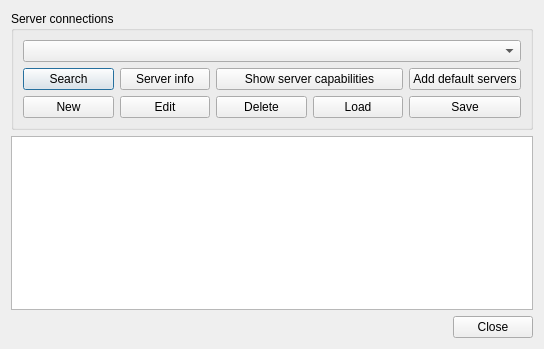
The window that cswclientdialogbase.ui (nextgis/qgis_cswclient) describes before a commit, drawn with Qt 5.
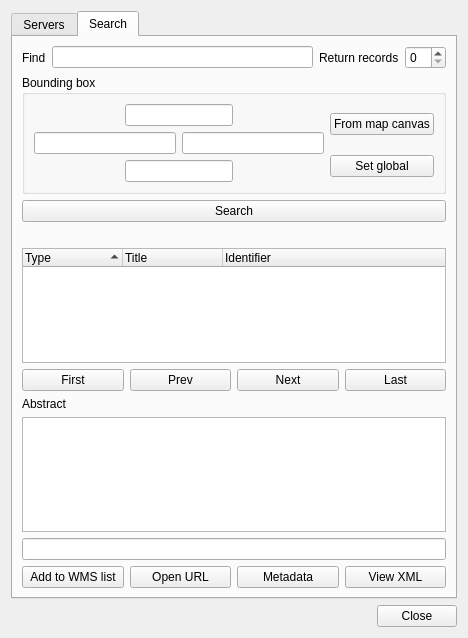
The same window after the commit. The open tabs and pages were chosen to show the change.

Commit message: use one dialog with tabs instead of two separate dialogs (main and search) move some functions to utils minor fix for highlighter update project file

The edit to the form file:
```diff
--- a/cswclientdialogbase.ui
+++ b/cswclientdialogbase.ui
@@ -6,100 +6,344 @@
    <rect>
     <x>0</x>
     <y>0</y>
-    <width>544</width>
-    <height>349</height>
+    <width>463</width>
+    <height>638</height>
    </rect>
   </property>
   <property name="windowTitle">
    <string>CSW Client</string>
   </property>
-  <layout class="QGridLayout" name="gridLayout_2">
-   <item row="0" column="0" colspan="3">
-    <widget class="QGroupBox" name="groupBox">
-     <property name="title">
-      <string>Server connections</string>
+  <layout class="QVBoxLayout" name="verticalLayout">
+   <item>
+    <widget class="QTabWidget" name="tabWidget">
+     <property name="currentIndex">
+      <number>0</number>
      </property>
-     <layout class="QGridLayout" name="gridLayout">
-      <item row="0" column="0" colspan="5">
-       <widget class="QComboBox" name="cmbConnections">
-        <property name="sizePolicy">
-         <sizepolicy hsizetype="Preferred" vsizetype="Fixed">
-          <horstretch>0</horstretch>
-          <verstretch>0</verstretch>
-         </sizepolicy>
-        </property>
-       </widget>
-      </item>
-      <item row="1" column="0">
-       <widget class="QPushButton" name="btnSearch">
-        <property name="text">
-         <string>Search</string>
-        </property>
-       </widget>
-      </item>
-      <item row="1" column="1">
-       <widget class="QPushButton" name="btnSrvInfo">
-        <property name="text">
-         <string>Server info</string>
-        </property>
-       </widget>
-      </item>
-      <item row="3" column="0">
-       <widget class="QPushButton" name="btnNew">
-        <property name="text">
-         <string>New</string>
-        </property>
-       </widget>
-      </item>
-      <item row="3" column="4">
-       <widget class="QPushButton" name="btnSave">
-        <property name="text">
-         <string>Save</string>
-        </property>
-       </widget>
-      </item>
-      <item row="3" column="3">
-       <widget class="QPushButton" name="btnLoad">
-        <property name="text">
-         <string>Load</string>
-        </property>
-       </widget>
-      </item>
-      <item row="3" column="1">
-       <widget class="QPushButton" name="btnEdit">
-        <property name="text">
-         <string>Edit</string>
-        </property>
-       </widget>
-      </item>
-      <item row="3" column="2">
-       <widget class="QPushButton" name="btnDelete">
-        <property name="text">
-         <string>Delete</string>
-        </property>
-       </widget>
-      </item>
-      <item row="1" column="4">
-       <widget class="QPushButton" name="btnDefault">
-        <property name="text">
-         <string>Add default servers</string>
-        </property>
-       </widget>
-      </item>
-      <item row="1" column="2" colspan="2">
-       <widget class="QPushButton" name="btnShowCapabilities">
-        <property name="text">
-         <string>Show server capabilities</string>
-        </property>
-       </widget>
-      </item>
-     </layout>
+     <widget class="QWidget" name="tabServers">
+      <attribute name="title">
+       <string>Servers</string>
+      </attribute>
+      <layout class="QGridLayout" name="gridLayout">
+       <item row="0" column="0" colspan="5">
+        <widget class="QComboBox" name="cmbConnections"/>
+       </item>
+       <item row="1" column="0">
+        <widget class="QPushButton" name="btnServerInfo">
+         <property name="text">
+          <string>Server info</string>
+         </property>
+        </widget>
+       </item>
+       <item row="1" column="1" colspan="2">
+        <widget class="QPushButton" name="btnCapabilities">
+         <property name="text">
+          <string>GetCapabilities response</string>
+         </property>
+        </widget>
+       </item>
+       <item row="2" column="0">
+        <widget class="QPushButton" name="btnNew">
+         <property name="text">
+          <string>New</string>
+         </property>
+        </widget>
+       </item>
+       <item row="2" column="1">
+        <widget class="QPushButton" name="btnEdit">
+         <property name="text">
+          <string>Edit</string>
+         </property>
+        </widget>
+       </item>
+       <item row="2" column="2">
+        <widget class="QPushButton" name="btnDelete">
+         <property name="text">
+          <string>Delete</string>
+         </property>
+        </widget>
+       </item>
+       <item row="2" column="4">
+        <widget class="QPushButton" name="btnSave">
+         <property name="text">
+          <string>Save</string>
+         </property>
+        </widget>
+       </item>
+       <item row="3" column="0" colspan="5">
+        <widget class="QTextEdit" name="textMetadata"/>
+       </item>
+       <item row="1" column="3" colspan="2">
+        <widget class="QPushButton" name="btnAddDefault">
+         <property name="text">
+          <string>Add default servers</string>
+         </property>
+        </widget>
+       </item>
+       <item row="2" column="3">
+        <widget class="QPushButton" name="btnLoad">
+         <property name="text">
+          <string>Load</string>
+         </property>
+        </widget>
+       </item>
+      </layout>
+     </widget>
+     <widget class="QWidget" name="tabSearch">
+      <attribute name="title">
+       <string>Search</string>
+      </attribute>
+      <layout class="QVBoxLayout" name="verticalLayout_2">
+       <item>
+        <layout class="QHBoxLayout" name="horizontalLayout">
+         <item>
+          <widget class="QLabel" name="label">
+           <property name="text">
+            <string>Find</string>
+           </property>
+          </widget>
+         </item>
+         <item>
+          <widget class="QLineEdit" name="leKeywords"/>
+         </item>
+         <item>
+          <widget class="QLabel" name="label_2">
+           <property name="text">
+            <string>Return records</string>
+           </property>
+          </widget>
+         </item>
+         <item>
+          <widget class="QSpinBox" name="spnRecords"/>
+         </item>
+        </layout>
+       </item>
+       <item>
+        <widget class="QGroupBox" name="groupBox">
+         <property name="title">
+          <string>Bounding box</string>
+         </property>
+         <layout class="QGridLayout" name="gridLayout_5">
+          <item row="0" column="0" rowspan="2">
+           <layout class="QGridLayout" name="gridLayout_4">
+            <item row="0" column="0">
+             <spacer name="horizontalSpacer">
+              <property name="orientation">
+               <enum>Qt::Horizontal</enum>
+              </property>
+              <property name="sizeHint" stdset="0">
+               <size>
+                <width>40</width>
+                <height>20</height>
+               </size>
+              </property>
+             </spacer>
+            </item>
+            <item row="0" column="1" colspan="2">
+             <widget class="QLineEdit" name="leNorth"/>
+            </item>
+            <item row="0" column="3">
+             <spacer name="horizontalSpacer_3">
+              <property name="orientation">
+               <enum>Qt::Horizontal</enum>
+              </property>
+              <property name="sizeHint" stdset="0">
+               <size>
+                <width>40</width>
+                <height>20</height>
+               </size>
+              </property>
+             </spacer>
+            </item>
+            <item row="1" column="0" colspan="2">
+             <widget class="QLineEdit" name="leWest"/>
+            </item>
+            <item row="1" column="2" colspan="2">
+             <widget class="QLineEdit" name="leEast"/>
+            </item>
+            <item row="2" column="0">
+             <spacer name="horizontalSpacer_2">
+              <property name="orientation">
+               <enum>Qt::Horizontal</enum>
+              </property>
+              <property name="sizeHint" stdset="0">
+               <size>
+                <width>40</width>
+                <height>20</height>
+               </size>
+              </property>
+             </spacer>
+            </item>
+            <item row="2" column="1" colspan="2">
+             <widget class="QLineEdit" name="leSouth"/>
+            </item>
+            <item row="2" column="3">
+             <spacer name="horizontalSpacer_4">
+              <property name="orientation">
+               <enum>Qt::Horizontal</enum>
+              </property>
+              <property name="sizeHint" stdset="0">
+               <size>
+                <width>40</width>
+                <height>20</height>
+               </size>
+              </property>
+             </spacer>
+            </item>
+           </layout>
+          </item>
+          <item row="0" column="1">
+           <widget class="QPushButton" name="btnCanvasBbox">
+            <property name="text">
+             <string>From map canvas</string>
+            </property>
+           </widget>
+          </item>
+          <item row="1" column="1">
+           <widget class="QPushButton" name="btnGlobalBbox">
+            <property name="text">
+             <string>Set global</string>
+            </property>
+           </widget>
+          </item>
+         </layout>
+        </widget>
+       </item>
+       <item>
+        <widget class="QPushButton" name="btnSearch">
+         <property name="text">
+          <string>Search</string>
+         </property>
+        </widget>
+       </item>
+       <item>
+        <layout class="QGridLayout" name="gridLayout_2">
+         <item row="0" column="0" colspan="4">
+          <widget class="QLabel" name="lblResults">
+           <property name="text">
+            <string/>
+           </property>
+          </widget>
+         </item>
+         <item row="1" column="0" colspan="4">
+          <widget class="QTreeWidget" name="treeRecords">
+           <property name="editTriggers">
+            <set>QAbstractItemView::NoEditTriggers</set>
+           </property>
+           <property name="alternatingRowColors">
+            <bool>true</bool>
+           </property>
+           <property name="rootIsDecorated">
+            <bool>false</bool>
+           </property>
+           <property name="itemsExpandable">
+            <bool>false</bool>
+           </property>
+           <property name="sortingEnabled">
+            <bool>true</bool>
+           </property>
+           <property name="allColumnsShowFocus">
+            <bool>true</bool>
+           </property>
+           <attribute name="headerStretchLastSection">
+            <bool>true</bool>
+           </attribute>
+           <column>
+            <property name="text">
+             <string>Type</string>
+            </property>
+           </column>
+           <column>
+            <property name="text">
+             <string>Title</string>
+            </property>
+           </column>
+           <column>
+            <property name="text">
+             <string>Identifier</string>
+            </property>
+           </column>
+          </widget>
+         </item>
+         <item row="2" column="0">
+          <widget class="QPushButton" name="btnFirst">
+           <property name="text">
+            <string>First</string>
+           </property>
+          </widget>
+         </item>
+         <item row="2" column="1">
+          <widget class="QPushButton" name="btnPrev">
+           <property name="text">
+            <string>Prev</string>
+           </property>
+          </widget>
+         </item>
+         <item row="2" column="2">
+          <widget class="QPushButton" name="btnNext">
+           <property name="text">
+            <string>Next</string>
+           </property>
+          </widget>
+         </item>
+         <item row="2" column="3">
+          <widget class="QPushButton" name="btnLast">
+           <property name="text">
+            <string>Last</string>
+           </property>
+          </widget>
+         </item>
+        </layout>
+       </item>
+       <item>
+        <layout class="QGridLayout" name="gridLayout_3">
+         <item row="0" column="0" colspan="4">
+          <widget class="QLabel" name="label_4">
+           <property name="text">
+            <string>Abstract</string>
+           </property>
+          </widget>
+         </item>
+         <item row="1" column="0" colspan="4">
+          <widget class="QTextEdit" name="textAbstract"/>
+         </item>
+         <item row="2" column="0" colspan="4">
+          <widget class="QLineEdit" name="leDataUrl"/>
+         </item>
+         <item row="3" column="0">
+          <widget class="QPushButton" name="btnAddToWms">
+           <property name="text">
+            <string>Add to WMS list</string>
+           </property>
+          </widget>
+         </item>
+         <item row="3" column="1">
+          <widget class="QPushButton" name="btnOpenUrl">
+           <property name="text">
+            <string>Open URL</string>
+           </property>
+          </widget>
+         </item>
+         <item row="3" column="2">
+          <widget class="QPushButton" name="btnMetadata">
+           <property name="text">
+            <string>Metadata</string>
+           </property>
+          </widget>
+         </item>
+         <item row="3" column="3">
+          <widget class="QPushButton" name="btnShowXml">
+           <property name="text">
+            <string>View XML</string>
+           </property>
+          </widget>
+         </item>
+        </layout>
+       </item>
+      </layout>
+     </widget>
     </widget>
    </item>
-   <item row="1" column="0" colspan="3">
-    <widget class="QTextEdit" name="textCapabilities"/>
-   </item>
-   <item row="2" column="2">
+   <item>
     <widget class="QDialogButtonBox" name="buttonBox">
      <property name="orientation">
       <enum>Qt::Horizontal</enum>
```
Left out of the diff: 2 changed lines with no effect on the pictures. The commit also changes 7 other files.
